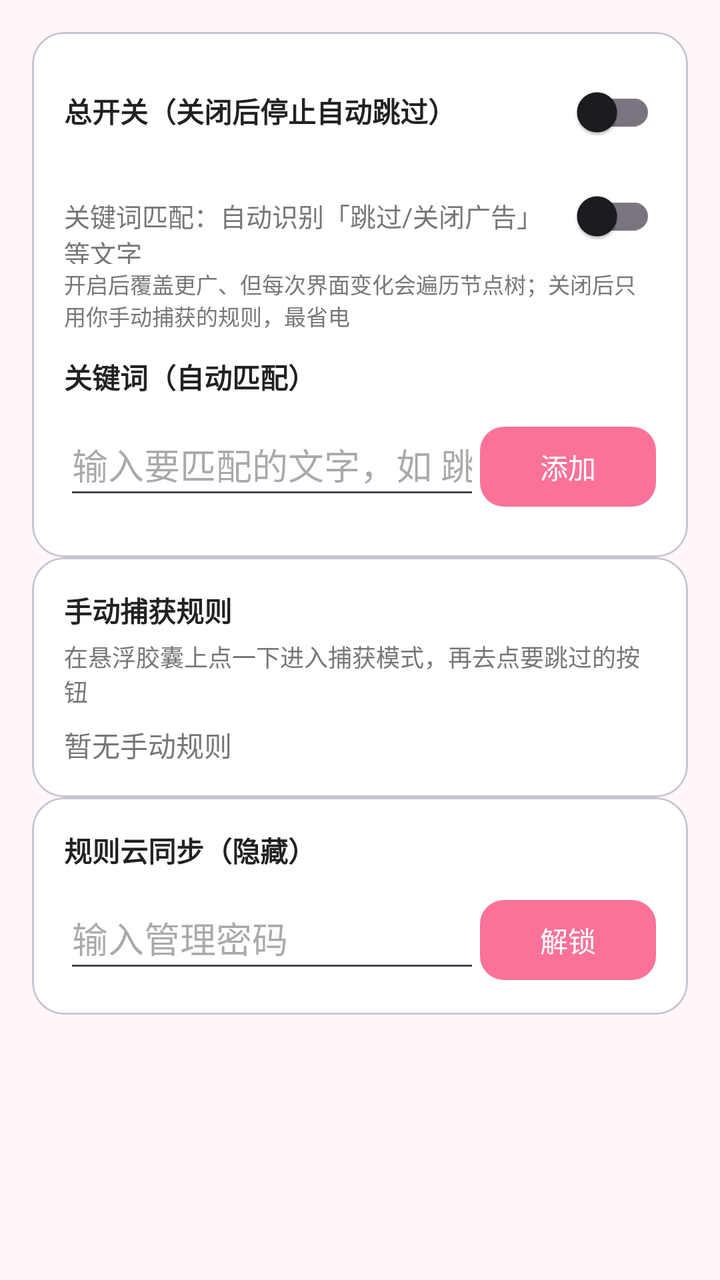
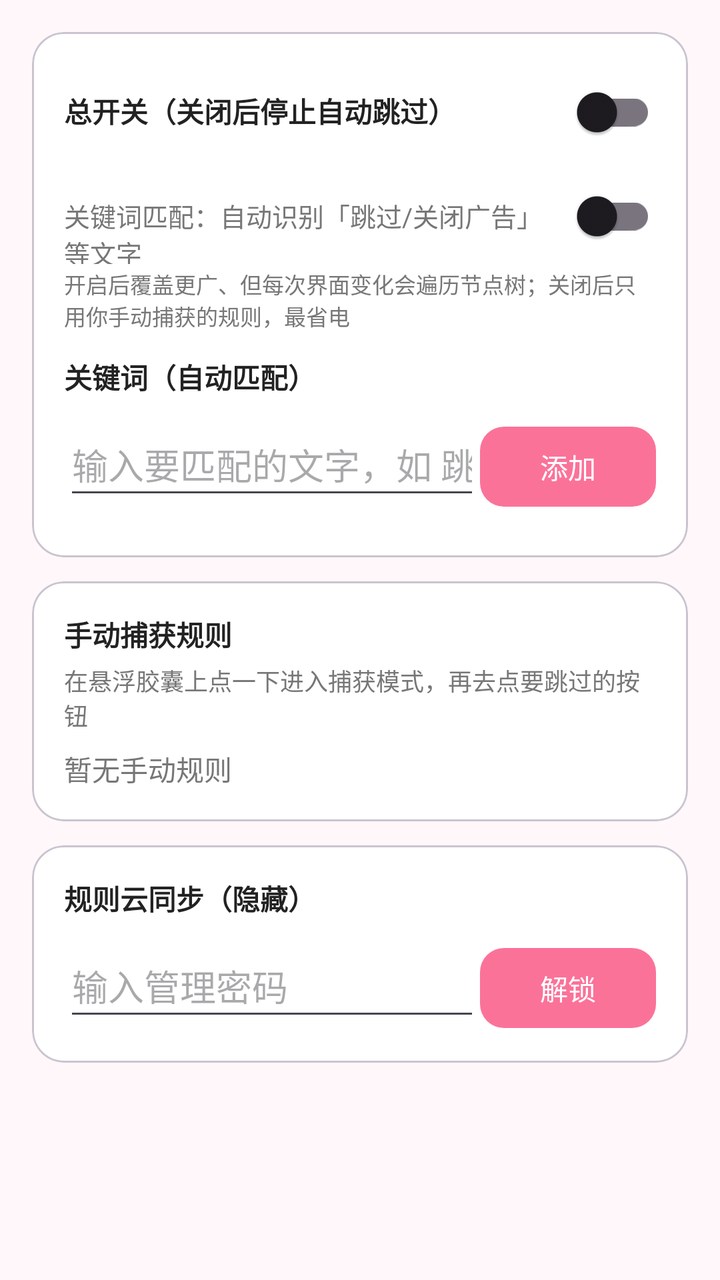

Compare the two renders of this Android layout. The source of the first and the diff that turns it into the second are given below.
<!-- AndroidManifest.xml: application theme Theme.AdSkip -->
<!-- res/layout/activity_settings.xml -->
<?xml version="1.0" encoding="utf-8"?>
<ScrollView xmlns:android="http://schemas.android.com/apk/res/android"
    xmlns:app="http://schemas.android.com/apk/res-auto"
    android:layout_width="match_parent"
    android:layout_height="match_parent"
    android:background="@color/bg"
    android:padding="16dp">

    <LinearLayout
        android:layout_width="match_parent"
        android:layout_height="wrap_content"
        android:orientation="vertical"
        android:gap="12dp">

        
        <com.google.android.material.card.MaterialCardView
            android:layout_width="match_parent"
            android:layout_height="wrap_content"
            app:cardCornerRadius="16dp"
            app:cardBackgroundColor="@color/surface">

            <LinearLayout
                android:layout_width="match_parent"
                android:layout_height="wrap_content"
                android:orientation="vertical"
                android:padding="16dp">

                <LinearLayout
                    android:layout_width="match_parent"
                    android:layout_height="wrap_content"
                    android:orientation="horizontal">

                    <TextView
                        android:layout_width="0dp"
                        android:layout_height="wrap_content"
                        android:layout_weight="1"
                        android:text="@string/switch_master"
                        android:textStyle="bold"
                        android:textColor="@color/text_primary" />

                    <androidx.appcompat.widget.SwitchCompat
                        android:id="@+id/switch_master"
                        android:layout_width="wrap_content"
                        android:layout_height="wrap_content" />
                </LinearLayout>

                <LinearLayout
                    android:layout_width="match_parent"
                    android:layout_height="wrap_content"
                    android:layout_marginTop="4dp"
                    android:orientation="horizontal">

                    <TextView
                        android:layout_width="0dp"
                        android:layout_height="wrap_content"
                        android:layout_weight="1"
                        android:text="@string/switch_keyword"
                        android:textSize="13sp"
                        android:textColor="@color/text_secondary" />

                    <androidx.appcompat.widget.SwitchCompat
                        android:id="@+id/switch_keyword"
                        android:layout_width="wrap_content"
                        android:layout_height="wrap_content" />
                </LinearLayout>

                <TextView
                    android:layout_width="match_parent"
                    android:layout_height="wrap_content"
                    android:layout_marginTop="2dp"
                    android:text="@string/hint_keyword_on"
                    android:textSize="11sp"
                    android:textColor="@color/text_secondary" />

                <TextView
                    android:layout_width="wrap_content"
                    android:layout_height="wrap_content"
                    android:text="@string/section_keywords"
                    android:textStyle="bold"
                    android:textColor="@color/text_primary"
                    android:layout_marginTop="12dp" />

                <LinearLayout
                    android:layout_width="match_parent"
                    android:layout_height="wrap_content"
                    android:layout_marginTop="8dp"
                    android:orientation="horizontal">

                    <EditText
                        android:id="@+id/et_keyword"
                        android:layout_width="0dp"
                        android:layout_height="wrap_content"
                        android:layout_weight="1"
                        android:hint="@string/hint_add_keyword"
                        android:inputType="text"
                        android:minHeight="48dp" />

                    <com.google.android.material.button.MaterialButton
                        android:id="@+id/btn_add_keyword"
                        android:layout_width="wrap_content"
                        android:layout_height="wrap_content"
                        android:text="@string/btn_add"
                        app:cornerRadius="12dp" />
                </LinearLayout>

                <LinearLayout
                    android:id="@+id/list_keywords"
                    android:layout_width="match_parent"
                    android:layout_height="wrap_content"
                    android:layout_marginTop="8dp"
                    android:orientation="vertical" />
            </LinearLayout>
        </com.google.android.material.card.MaterialCardView>

        
        <com.google.android.material.card.MaterialCardView
            android:layout_width="match_parent"
            android:layout_height="wrap_content"
            app:cardCornerRadius="16dp"
            app:cardBackgroundColor="@color/surface">

            <LinearLayout
                android:layout_width="match_parent"
                android:layout_height="wrap_content"
                android:orientation="vertical"
                android:padding="16dp">

                <TextView
                    android:layout_width="wrap_content"
                    android:layout_height="wrap_content"
                    android:text="@string/section_rules"
                    android:textStyle="bold"
                    android:textColor="@color/text_primary" />

                <TextView
                    android:layout_width="wrap_content"
                    android:layout_height="wrap_content"
                    android:layout_marginTop="4dp"
                    android:text="@string/btn_add_rule_hint"
                    android:textSize="12sp"
                    android:textColor="@color/text_secondary" />

                <LinearLayout
                    android:id="@+id/list_rules"
                    android:layout_width="match_parent"
                    android:layout_height="wrap_content"
                    android:layout_marginTop="8dp"
                    android:orientation="vertical" />

                <TextView
                    android:id="@+id/tv_empty_rules"
                    android:layout_width="wrap_content"
                    android:layout_height="wrap_content"
                    android:text="@string/empty_rules"
                    android:textColor="@color/text_secondary" />
            </LinearLayout>
        </com.google.android.material.card.MaterialCardView>

        
        <com.google.android.material.card.MaterialCardView
            android:layout_width="match_parent"
            android:layout_height="wrap_content"
            app:cardCornerRadius="16dp"
            app:cardBackgroundColor="@color/surface">

            <LinearLayout
                android:layout_width="match_parent"
                android:layout_height="wrap_content"
                android:orientation="vertical"
                android:padding="16dp">

                <TextView
                    android:layout_width="wrap_content"
                    android:layout_height="wrap_content"
                    android:text="@string/sync_title"
                    android:textStyle="bold"
                    android:textColor="@color/text_primary" />

                <LinearLayout
                    android:layout_width="match_parent"
                    android:layout_height="wrap_content"
                    android:layout_marginTop="8dp"
                    android:orientation="horizontal">

                    <EditText
                        android:id="@+id/et_password"
                        android:layout_width="0dp"
                        android:layout_height="wrap_content"
                        android:layout_weight="1"
                        android:hint="@string/hint_password"
                        android:inputType="textPassword"
                        android:minHeight="48dp" />

                    <com.google.android.material.button.MaterialButton
                        android:id="@+id/btn_unlock"
                        android:layout_width="wrap_content"
                        android:layout_height="wrap_content"
                        android:text="@string/btn_unlock"
                        app:cornerRadius="12dp" />
                </LinearLayout>

                
                <LinearLayout
                    android:id="@+id/sync_panel"
                    android:layout_width="match_parent"
                    android:layout_height="wrap_content"
                    android:orientation="vertical"
                    android:visibility="gone">

                    <EditText
                        android:id="@+id/et_repo_owner"
                        android:layout_width="match_parent"
                        android:layout_height="wrap_content"
                        android:layout_marginTop="8dp"
                        android:hint="@string/hint_repo_owner"
                        android:inputType="text" />

                    <EditText
                        android:id="@+id/et_repo_name"
                        android:layout_width="match_parent"
                        android:layout_height="wrap_content"
                        android:layout_marginTop="8dp"
                        android:hint="@string/hint_repo_name"
                        android:inputType="text" />

                    <EditText
                        android:id="@+id/et_repo_branch"
                        android:layout_width="match_parent"
                        android:layout_height="wrap_content"
                        android:layout_marginTop="8dp"
                        android:hint="@string/hint_repo_branch"
                        android:inputType="text" />

                    <EditText
                        android:id="@+id/et_repo_path"
                        android:layout_width="match_parent"
                        android:layout_height="wrap_content"
                        android:layout_marginTop="8dp"
                        android:hint="@string/hint_repo_path"
                        android:inputType="text" />

                    <EditText
                        android:id="@+id/et_token"
                        android:layout_width="match_parent"
                        android:layout_height="wrap_content"
                        android:layout_marginTop="8dp"
                        android:hint="@string/hint_token"
                        android:inputType="textPassword" />

                    <LinearLayout
                        android:layout_width="match_parent"
                        android:layout_height="wrap_content"
                        android:layout_marginTop="8dp"
                        android:orientation="horizontal">

                        <com.google.android.material.button.MaterialButton
                            android:id="@+id/btn_download"
                            style="@style/Widget.Material3.Button.OutlinedButton"
                            android:layout_width="0dp"
                            android:layout_height="wrap_content"
                            android:layout_weight="1"
                            android:text="@string/btn_download"
                            app:cornerRadius="12dp" />

                        <com.google.android.material.button.MaterialButton
                            android:id="@+id/btn_upload"
                            android:layout_width="0dp"
                            android:layout_height="wrap_content"
                            android:layout_weight="1"
                            android:layout_marginStart="8dp"
                            android:text="@string/btn_upload"
                            app:cornerRadius="12dp" />
                    </LinearLayout>

                    <ProgressBar
                        android:id="@+id/pb_sync"
                        style="?android:attr/progressBarStyleHorizontal"
                        android:layout_width="match_parent"
                        android:layout_height="wrap_content"
                        android:layout_marginTop="8dp"
                        android:indeterminate="true"
                        android:visibility="gone" />

                    <TextView
                        android:id="@+id/tv_sync_status"
                        android:layout_width="match_parent"
                        android:layout_height="wrap_content"
                        android:layout_marginTop="4dp"
                        android:textColor="@color/text_secondary" />
                </LinearLayout>
            </LinearLayout>
        </com.google.android.material.card.MaterialCardView>
    </LinearLayout>
</ScrollView>
<!-- resources referenced by this layout -->
<resources>
  <color name="bg">#FFF7FA</color>
  <color name="surface">#FFFFFFFF</color>
  <color name="text_primary">#222222</color>
  <color name="text_secondary">#777777</color>
  <string name="btn_add">添加</string>
  <string name="btn_add_rule_hint">在悬浮胶囊上点一下进入捕获模式，再去点要跳过的按钮</string>
  <string name="btn_download">下载并合并</string>
  <string name="btn_unlock">解锁</string>
  <string name="btn_upload">上传全部规则</string>
  <string name="empty_rules">暂无手动规则</string>
  <string name="hint_add_keyword">输入要匹配的文字，如 跳过</string>
  <string name="hint_keyword_on">开启后覆盖更广、但每次界面变化会遍历节点树；关闭后只用你手动捕获的规则，最省电</string>
  <string name="hint_password">输入管理密码</string>
  <string name="hint_repo_branch">分支 (branch)</string>
  <string name="hint_repo_name">仓库名 (repo)</string>
  <string name="hint_repo_owner">仓库所有者 (owner)</string>
  <string name="hint_repo_path">文件路径 (如 rules.json)</string>
  <string name="hint_token">GitHub Token（留空则只能下载）</string>
  <string name="section_keywords">关键词（自动匹配）</string>
  <string name="section_rules">手动捕获规则</string>
  <string name="switch_keyword">关键词匹配：自动识别「跳过/关闭广告」等文字</string>
  <string name="switch_master">总开关（关闭后停止自动跳过）</string>
  <string name="sync_title">规则云同步（隐藏）</string>
  <style name="Theme.AdSkip" parent="Theme.Material3.DayNight.NoActionBar">
          <item name="colorPrimary">@color/pink</item>
          <item name="colorPrimaryDark">@color/pink_dark</item>
          <item name="colorAccent">@color/pink</item>
          <item name="android:colorBackground">@color/bg</item>
          <item name="colorSurface">@color/surface</item>
          <item name="android:statusBarColor">?attr/colorPrimary</item>
      </style>
  <color name="pink">#FB7299</color>
  <color name="pink_dark">#C8548A</color>
</resources>

<!-- the commit's change to res/layout/activity_settings.xml (unified diff, before → after) -->
@@ -10,12 +10,13 @@
         android:layout_width="match_parent"
         android:layout_height="wrap_content"
         android:orientation="vertical"
-        android:gap="12dp">
+        android:clipToPadding="false">
 
         
         <com.google.android.material.card.MaterialCardView
             android:layout_width="match_parent"
             android:layout_height="wrap_content"
+            android:layout_marginBottom="12dp"
             app:cardCornerRadius="16dp"
             app:cardBackgroundColor="@color/surface">
 
@@ -116,6 +117,7 @@
         <com.google.android.material.card.MaterialCardView
             android:layout_width="match_parent"
             android:layout_height="wrap_content"
+            android:layout_marginBottom="12dp"
             app:cardCornerRadius="16dp"
             app:cardBackgroundColor="@color/surface">
 
@@ -160,6 +162,7 @@
         <com.google.android.material.card.MaterialCardView
             android:layout_width="match_parent"
             android:layout_height="wrap_content"
+            android:layout_marginBottom="12dp"
             app:cardCornerRadius="16dp"
             app:cardBackgroundColor="@color/surface">
 
